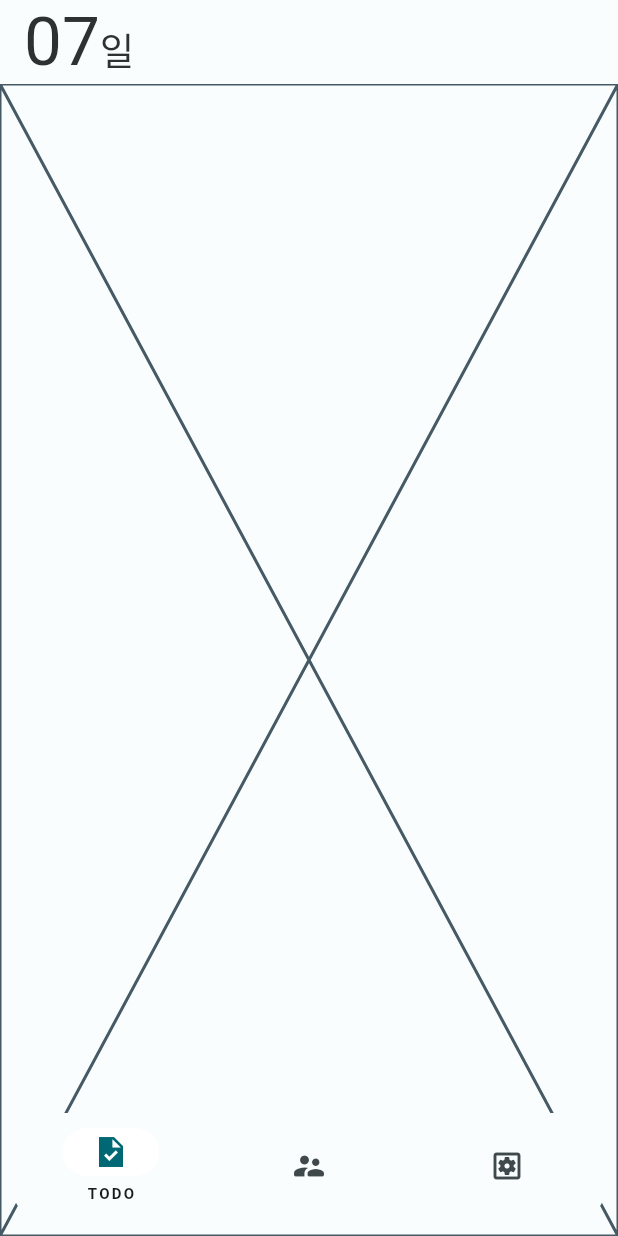
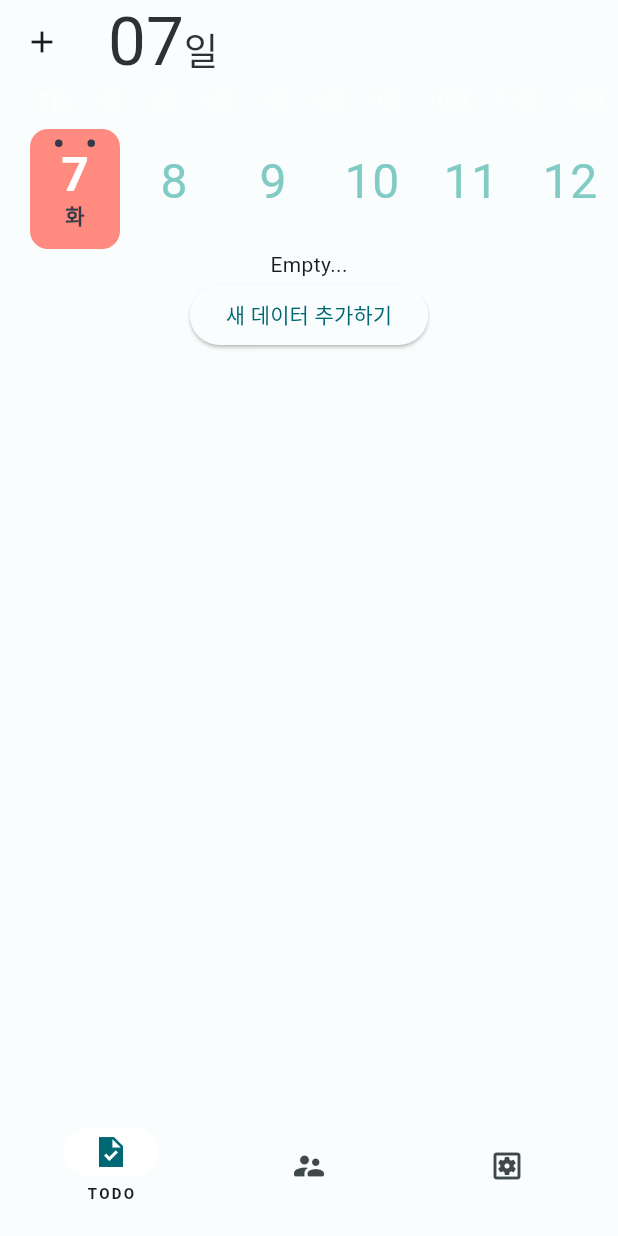
Before and after one commit to rjxwjfl/flutter_project, a Flutter app: the screen it shows after launch, on a phone screen of 412 x 824 dp. Run offline on Flutter 3.47's test engine with Material 2 defaults, Android fonts, the phone set to English and light mode, and no system bars; drawn by our look-alikes of calendar_timeline; our stand-ins replace flutter_riverpod, sqflite; accounts and stored records are empty.

Commit message:
AM 12:21

```diff
--- a/lib/model/database/sql_model.dart
+++ b/lib/model/database/sql_model.dart
@@ -1,5 +1,5 @@
 class SqlModel {
-  final int id;
+  final int? id;
   final String title;
   final String content;
   final String author;
@@ -9,8 +9,8 @@ class SqlModel {
   final DateTime expireOn;
   final DateTime? completeAt;
 
-  SqlModel({
-      required this.id,
+  SqlModel(
+      {this.id,
       required this.title,
       required this.content,
       required this.author,
@@ -18,8 +18,7 @@ class SqlModel {
       required this.createAt,
       required this.startOn,
       required this.expireOn,
-      this.completeAt
-      });
+      this.completeAt});
 
   Map<String, dynamic> toMap() {
     return {
--- a/lib/navi_home.dart
+++ b/lib/navi_home.dart
@@ -67,10 +67,13 @@ class _NaviHomeState extends State<NaviHome> {
         extendBody: true,
         bottomNavigationBar: NavigationBarTheme(
           data: NavigationBarThemeData(
-            elevation: 12.0,
+            elevation: 5.0,
             indicatorColor: scheme.onPrimary,
             labelTextStyle: MaterialStateProperty.all(
-              const TextStyle(fontSize: 10, fontWeight: FontWeight.bold, letterSpacing: 1.5),
+              const TextStyle(
+                  fontSize: 10,
+                  fontWeight: FontWeight.bold,
+                  letterSpacing: 1.5),
             ),
           ),
           child: Padding(
@@ -79,7 +82,8 @@ class _NaviHomeState extends State<NaviHome> {
               borderRadius: const BorderRadius.all(Radius.circular(20)),
               child: NavigationBar(
                 animationDuration: const Duration(milliseconds: 500),
-                labelBehavior: NavigationDestinationLabelBehavior.onlyShowSelected,
+                labelBehavior:
+                    NavigationDestinationLabelBehavior.onlyShowSelected,
                 selectedIndex: _selectedIndex,
                 height: 70,
                 onDestinationSelected: (index) {
@@ -90,15 +94,18 @@ class _NaviHomeState extends State<NaviHome> {
                 },
                 destinations: [
                   NavigationDestination(
-                      selectedIcon: Icon(Icons.task_sharp, color: scheme.primary),
+                      selectedIcon:
+                          Icon(Icons.task_sharp, color: scheme.primary),
                       icon: const Icon(Icons.task_outlined),
                       label: 'TODO'),
                   NavigationDestination(
-                      selectedIcon: Icon(Icons.supervisor_account_outlined, color: scheme.primary),
+                      selectedIcon: Icon(Icons.supervisor_account_outlined,
+                          color: scheme.primary),
                       icon: const Icon(Icons.supervisor_account_rounded),
                       label: 'DO WITH'),
                   NavigationDestination(
-                      selectedIcon: Icon(Icons.settings_applications, color: scheme.primary),
+                      selectedIcon: Icon(Icons.settings_applications,
+                          color: scheme.primary),
                       icon: const Icon(Icons.settings_applications_outlined),
                       label: 'SETTINGS'),
                 ],
--- a/lib/view/todo/todo_main.dart
+++ b/lib/view/todo/todo_main.dart
@@ -1,28 +1,141 @@
+import 'package:calendar_timeline/calendar_timeline.dart';
 import 'package:flutter/material.dart';
+import 'package:flutter_dowith/bloc/bloc.dart';
+import 'package:flutter_dowith/bloc/sql_dao.dart';
+import 'package:flutter_dowith/model/database/sql_model.dart';
 import 'package:intl/intl.dart';
 
-class TodoMain extends StatelessWidget {
+class TodoMain extends StatefulWidget {
   const TodoMain({Key? key}) : super(key: key);
 
   @override
+  State<TodoMain> createState() => _TodoMainState();
+}
+
+class _TodoMainState extends State<TodoMain> {
+  late final DateTime today = DateTime.now();
+  late DateTime _selectedDate;
+  late final Bloc bloc;
+  late final ScrollController _scrollController = ScrollController();
+
+  @override
+  void initState() {
+    super.initState();
+    bloc = Bloc(SqlDao());
+    _selectedDate = today;
+  }
+
+  @override
+  void dispose() {
+    bloc.dispose();
+    super.dispose();
+  }
+
+  void addSql() {
+    SqlModel sqlModel = SqlModel(
+        title: "title",
+        content: "content",
+        author: "author",
+        state: TodoState.scheduled,
+        createAt: DateTime.now(),
+        startOn: DateTime.now(),
+        expireOn: DateTime.now());
+    bloc.insertData(sqlModel);
+  }
+
+  @override
   Widget build(BuildContext context) {
-    DateTime today = DateTime.now();
     return Scaffold(
       appBar: AppBar(
         title: RichText(
           text: TextSpan(
             children: [
               TextSpan(
-                text: DateFormat("dd").format(today).toString(), style: TextStyle(fontSize: 45, color: Theme.of(context).colorScheme.inverseSurface)
-              ),
+                  text: DateFormat("dd").format(today).toString(),
+                  style: TextStyle(
+                      fontSize: 45,
+                      color: Theme.of(context).colorScheme.inverseSurface)),
               TextSpan(
-                text: "일",style: TextStyle(fontSize: 25, color: Theme.of(context).colorScheme.inverseSurface)
-              ),
+                  text: "일",
+                  style: TextStyle(
+                      fontSize: 25,
+                      color: Theme.of(context).colorScheme.inverseSurface)),
             ],
           ),
         ),
+        leading: IconButton(
+            onPressed: () {
+              addSql();
+            },
+            icon: const Icon(Icons.add)),
       ),
-      body: const Placeholder(),
+      body: Column(
+        children: [
+          returnCalendar(),
+          Expanded(
+            child: StreamBuilder(
+              stream: bloc.todoListStream,
+              builder: (context, AsyncSnapshot<List<SqlModel>> snapshot) {
+                if (!snapshot.hasData) {
+                  return const Center(
+                    child: CircularProgressIndicator(),
+                  );
+                } else {
+                  var data = snapshot.data;
+                  if (data!.isEmpty) {
+                    return Center(
+                      child: Column(
+                        children: [
+                          const Text("Empty..."),
+                          ElevatedButton(
+                              onPressed: () {
+                                addSql();
+                              },
+                              child: const Text("새 데이터 추가하기")),
+                        ],
+                      ),
+                    );
+                  } else {
+                    WidgetsBinding.instance.addPostFrameCallback((timeStamp) {
+                      _scrollController.animateTo(
+                          _scrollController.position.maxScrollExtent,
+                          duration: const Duration(milliseconds: 100),
+                          curve: Curves.easeIn);
+                    });
+                    return ListView.builder(
+                      shrinkWrap: true,
+                      reverse: true,
+                      itemCount: data.length,
+                      controller: _scrollController,
+                      itemBuilder: (BuildContext context, int index) {
+                        SqlModel sqlData = data[index];
+                        return Text("${sqlData.id}");
+                      },
+                    );
+                  }
+                }
+              },
+            ),
+          ),
+        ],
+      ),
+    );
+  }
+  Widget returnCalendar(){
+    return CalendarTimeline(
+      initialDate: _selectedDate,
+      firstDate: DateTime(2010, 1, 1),
+      lastDate: DateTime(2100, 12, 31),
+      onDateSelected: (date) => setState(() => _selectedDate = date),
+      leftMargin: 20,
+      monthColor: Colors.white70,
+      dayColor: Colors.teal[200],
+      dayNameColor: const Color(0xFF333A47),
+      activeDayColor: Colors.white,
+      activeBackgroundDayColor: Colors.redAccent[100],
+      dotsColor: const Color(0xFF333A47),
+      selectableDayPredicate: (date) => date.day != 23,
+      locale: 'ko',
     );
   }
 }
--- a/pubspec.yaml
+++ b/pubspec.yaml
@@ -7,6 +7,7 @@ version: 1.0.0+1
 environment:
   sdk: '>=2.18.4 <3.0.0'
 dependencies:
+  calendar_timeline: ^1.1.1
   cupertino_icons: ^1.0.2
   flutter:
     sdk: flutter
```
Also changed, not shown: lib/bloc/bloc.dart (+12 -8 lines), lib/model/database/sql_data.dart (+4 -4 lines), lib/view/todo/model/todo_list_view.dart (added, +21 -0 lines), pubspec.lock.
